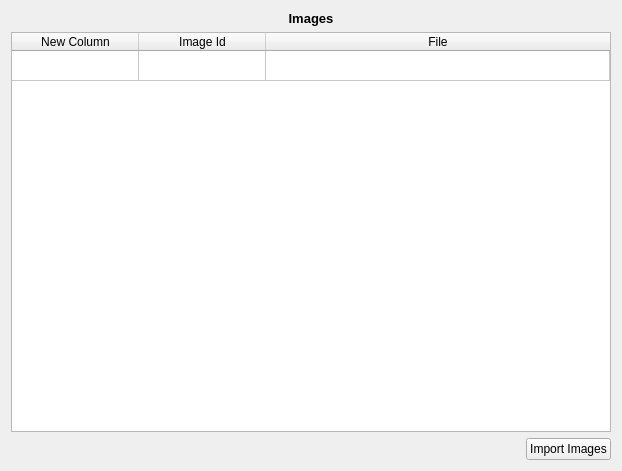
e-foto/e-foto, file trunk/interface/project/ImagesLayout.ui: the form before one commit.
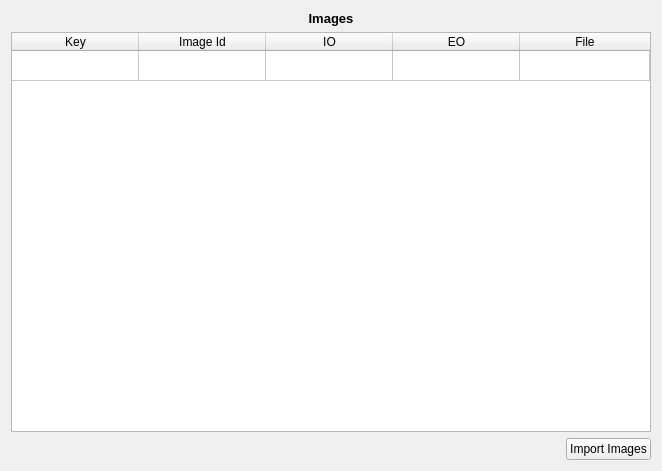
The form after the commit.

The edit to the form file:
```diff
--- a/trunk/interface/project/ImagesLayout.ui
+++ b/trunk/interface/project/ImagesLayout.ui
@@ -6,7 +6,7 @@
    <rect>
     <x>0</x>
     <y>0</y>
-    <width>622</width>
+    <width>662</width>
     <height>471</height>
    </rect>
   </property>
@@ -67,7 +67,7 @@
       <number>1</number>
      </property>
      <property name="columnCount">
-      <number>3</number>
+      <number>5</number>
      </property>
      <attribute name="horizontalHeaderVisible">
       <bool>true</bool>
@@ -87,7 +87,7 @@
      <row/>
      <column>
       <property name="text">
-       <string>New Column</string>
+       <string>Key</string>
       </property>
      </column>
      <column>
@@ -95,6 +95,19 @@
        <string>Image Id</string>
       </property>
      </column>
+     <column>
+      <property name="text">
+       <string>IO</string>
+      </property>
+      <property name="textAlignment">
+       <set>AlignHCenter|AlignVCenter|AlignCenter</set>
+      </property>
+     </column>
+     <column>
+      <property name="text">
+       <string>EO</string>
+      </property>
+     </column>
      <column>
       <property name="text">
        <string>File</string>
@@ -105,6 +118,11 @@
        <string/>
       </property>
      </item>
+     <item row="0" column="2">
+      <property name="textAlignment">
+       <set>AlignHCenter|AlignVCenter|AlignCenter</set>
+      </property>
+     </item>
     </widget>
    </item>
    <item>
```
Left out of the diff: 15 changed lines with no effect on the pictures.
